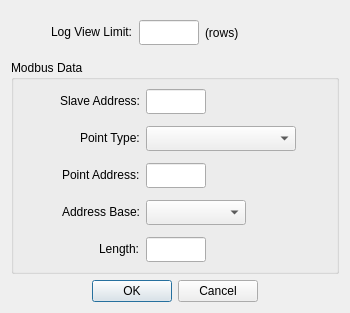
Qt form omodsim/dialogs/dialogdisplaydefinition.ui (sanny32/OpenModSim) before a commit.
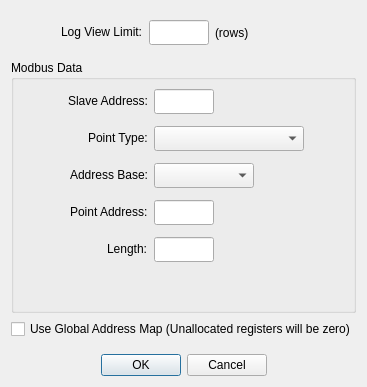
The same form after that commit. Custom widgets are drawn as their Qt base class.

What changed in the file:
```diff
--- a/omodsim/dialogs/dialogdisplaydefinition.ui
+++ b/omodsim/dialogs/dialogdisplaydefinition.ui
@@ -6,8 +6,8 @@
    <rect>
     <x>0</x>
     <y>0</y>
-    <width>350</width>
-    <height>285</height>
+    <width>352</width>
+    <height>387</height>
    </rect>
   </property>
   <property name="windowTitle">
@@ -23,7 +23,7 @@
       <set>Qt::AlignmentFlag::AlignHCenter|Qt::AlignmentFlag::AlignTop</set>
      </property>
      <property name="leftMargin">
-      <number>40</number>
+      <number>50</number>
      </property>
      <property name="topMargin">
       <number>9</number>
@@ -152,64 +152,6 @@
         </property>
        </widget>
       </item>
-      <item row="2" column="0">
-       <widget class="QLabel" name="labelPointAddress">
-        <property name="text">
-         <string>Point Address:</string>
-        </property>
-       </widget>
-      </item>
-      <item row="4" column="0">
-       <widget class="QLabel" name="labelLength">
-        <property name="text">
-         <string>Length:</string>
-        </property>
-       </widget>
-      </item>
-      <item row="4" column="1">
-       <widget class="NumericLineEdit" name="lineEditLength">
-        <property name="sizePolicy">
-         <sizepolicy hsizetype="Fixed" vsizetype="Fixed">
-          <horstretch>0</horstretch>
-          <verstretch>0</verstretch>
-         </sizepolicy>
-        </property>
-        <property name="minimumSize">
-         <size>
-          <width>0</width>
-          <height>25</height>
-         </size>
-        </property>
-        <property name="maximumSize">
-         <size>
-          <width>60</width>
-          <height>16777215</height>
-         </size>
-        </property>
-       </widget>
-      </item>
-      <item row="2" column="1">
-       <widget class="NumericLineEdit" name="lineEditPointAddress">
-        <property name="sizePolicy">
-         <sizepolicy hsizetype="Fixed" vsizetype="Fixed">
-          <horstretch>0</horstretch>
-          <verstretch>0</verstretch>
-         </sizepolicy>
-        </property>
-        <property name="minimumSize">
-         <size>
-          <width>0</width>
-          <height>25</height>
-         </size>
-        </property>
-        <property name="maximumSize">
-         <size>
-          <width>60</width>
-          <height>16777215</height>
-         </size>
-        </property>
-       </widget>
-      </item>
       <item row="3" column="0">
        <widget class="QLabel" name="labelAddressBase">
         <property name="text">
@@ -233,9 +175,90 @@
         </property>
        </widget>
       </item>
+      <item row="4" column="0">
+       <widget class="QLabel" name="labelPointAddress">
+        <property name="text">
+         <string>Point Address:</string>
+        </property>
+       </widget>
+      </item>
+      <item row="4" column="1">
+       <widget class="NumericLineEdit" name="lineEditPointAddress">
+        <property name="sizePolicy">
+         <sizepolicy hsizetype="Fixed" vsizetype="Fixed">
+          <horstretch>0</horstretch>
+          <verstretch>0</verstretch>
+         </sizepolicy>
+        </property>
+        <property name="minimumSize">
+         <size>
+          <width>0</width>
+          <height>25</height>
+         </size>
+        </property>
+        <property name="maximumSize">
+         <size>
+          <width>60</width>
+          <height>16777215</height>
+         </size>
+        </property>
+       </widget>
+      </item>
+      <item row="7" column="0">
+       <widget class="QLabel" name="labelLength">
+        <property name="text">
+         <string>Length:</string>
+        </property>
+       </widget>
+      </item>
+      <item row="7" column="1">
+       <widget class="NumericLineEdit" name="lineEditLength">
+        <property name="sizePolicy">
+         <sizepolicy hsizetype="Fixed" vsizetype="Fixed">
+          <horstretch>0</horstretch>
+          <verstretch>0</verstretch>
+         </sizepolicy>
+        </property>
+        <property name="minimumSize">
+         <size>
+          <width>0</width>
+          <height>25</height>
+         </size>
+        </property>
+        <property name="maximumSize">
+         <size>
+          <width>60</width>
+          <height>16777215</height>
+         </size>
+        </property>
+       </widget>
+      </item>
      </layout>
     </widget>
    </item>
+   <item>
+    <widget class="QCheckBox" name="checkBoxGlobalMap">
+     <property name="text">
+      <string>Use Global Address Map (Unallocated registers will be zero)</string>
+     </property>
+    </widget>
+   </item>
+   <item>
+    <spacer name="verticalSpacer">
+     <property name="orientation">
+      <enum>Qt::Orientation::Vertical</enum>
+     </property>
+     <property name="sizeType">
+      <enum>QSizePolicy::Policy::Fixed</enum>
+     </property>
+     <property name="sizeHint" stdset="0">
+      <size>
+       <width>5</width>
+       <height>9</height>
+      </size>
+     </property>
+    </spacer>
+   </item>
    <item>
     <widget class="QDialogButtonBox" name="buttonBox">
      <property name="orientation">
```
Left out of the diff: 1 changed line with no effect on the pictures.
